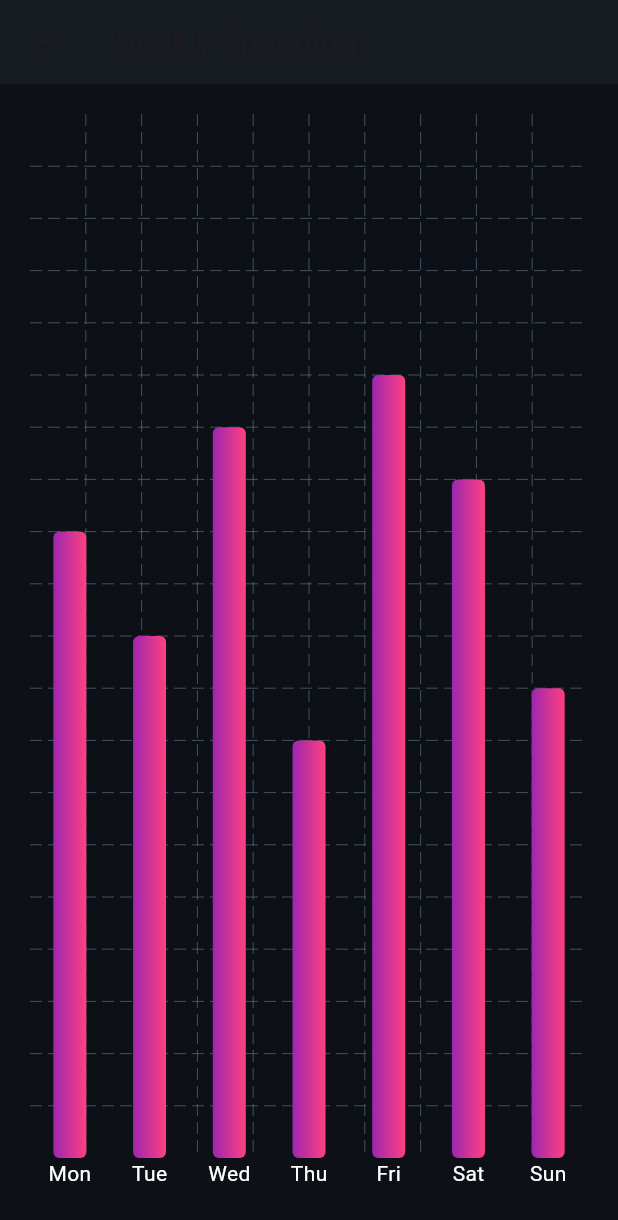
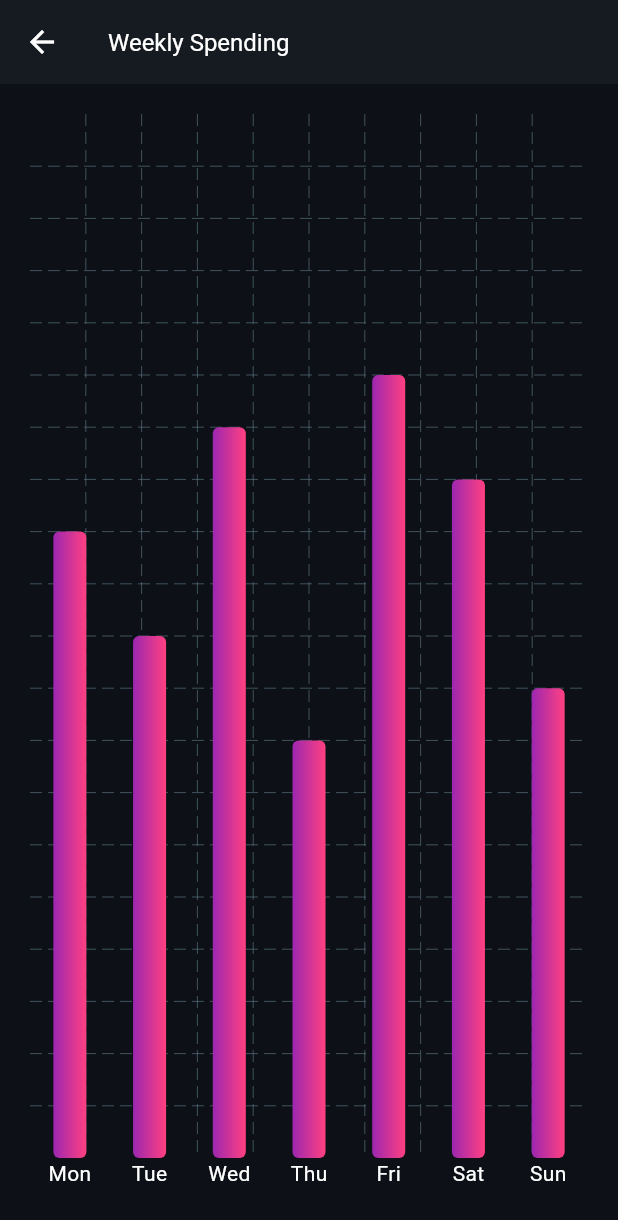
Before and after one commit to Shehryar-dev/useful_packages, a Flutter app: the FLChartExample screen opened directly, on a phone screen of 412 x 824 dp. Shown: the top 1220 px of the screen. Run offline on Flutter 3.47's test engine with Material 3 defaults, Android fonts, the phone set to English and light mode, and no system bars; drawn by our look-alikes of fl_chart; our stand-ins replace animate_do, animated_list_plus, device_preview, flutter_animate, flutter_rating_bar, flutter_staggered_animations and 5 more; missing offline and left inert: chart_it, feedback, flutter_animation_plus.

Commit message:
Code Update

```diff
--- a/lib/packages/14_fl_chart/fl_chart.dart
+++ b/lib/packages/14_fl_chart/fl_chart.dart
@@ -9,7 +9,8 @@ class FLChartExample extends StatelessWidget {
     return Scaffold(
       backgroundColor: const Color(0xFF0D1117),
       appBar: AppBar(
-        title: const Text('Weekly Spending'),
+        iconTheme: IconThemeData(color: Colors.white),
+        title: const Text('Weekly Spending',style: TextStyle(color: Colors.white, fontSize: 16),),
         backgroundColor: const Color(0xFF161B22),
       ),
       body: Padding(
```
Also changed, not shown: lib/home/home_screen.dart (+9 -0 lines).
